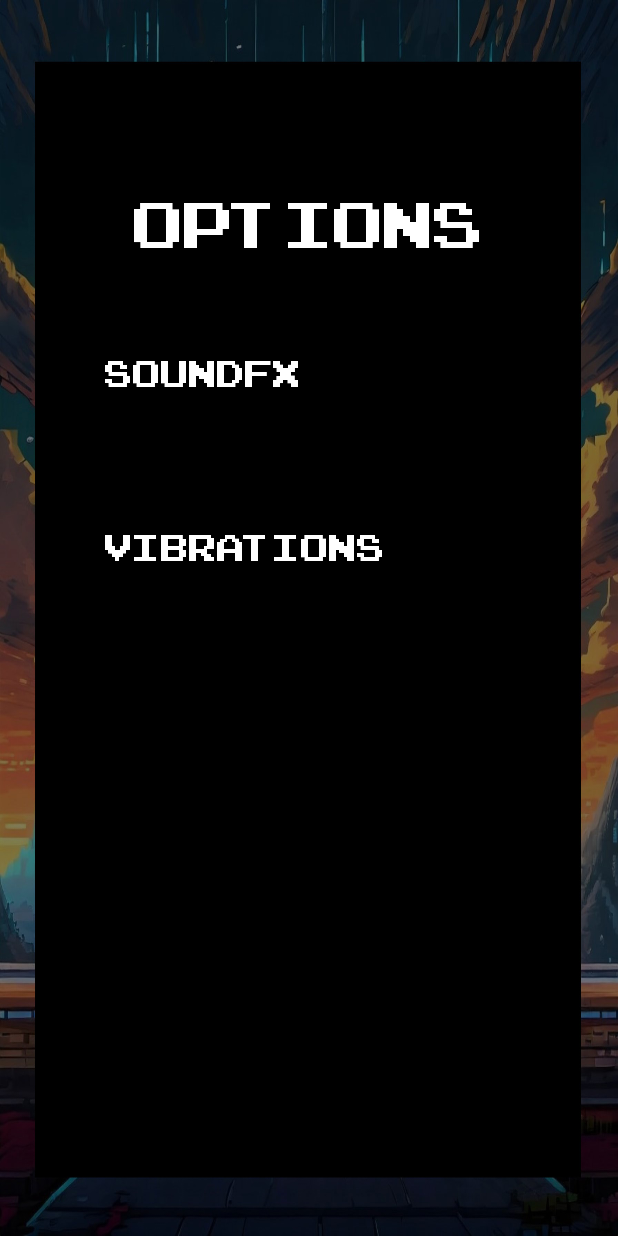
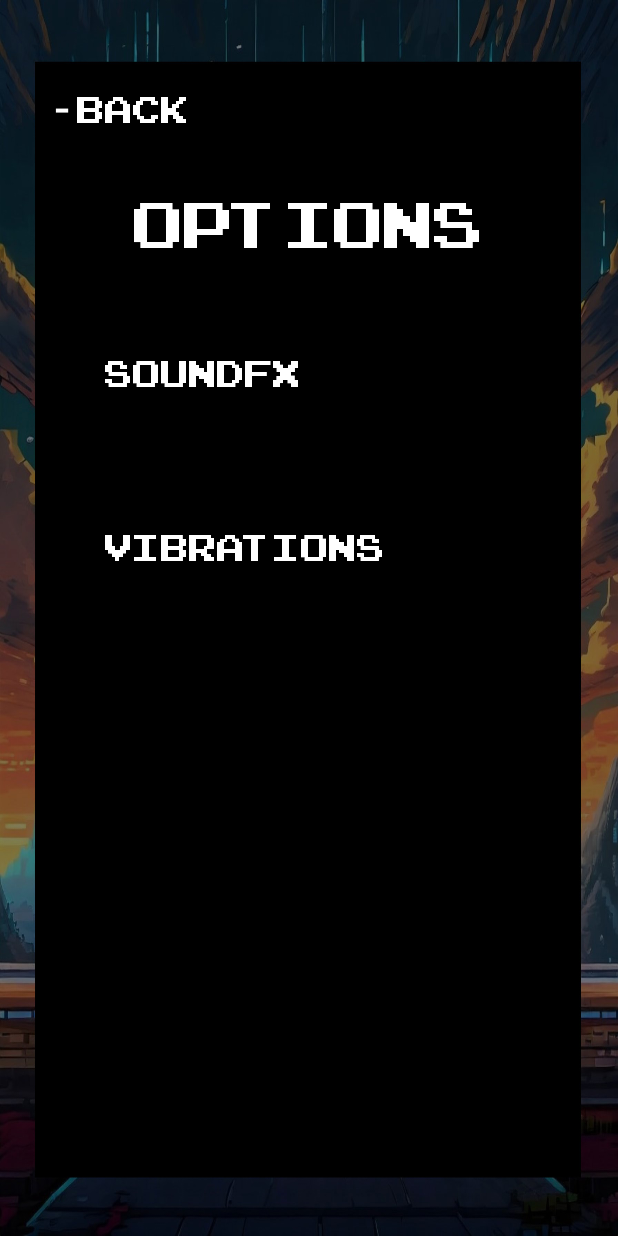
Before and after one commit to LeJohne/Galaga-Ripoff, an Android app: the options_page screen opened directly, with no data from a screen before it, on a phone screen of 412 x 824 dp. Run offline under Robolectric (Android 15) with nearby library versions, the phone set to English and light mode, and no system bars; Roboto replaces fonts that are not available here.

Commit message:
Options page - Added functional back button

```diff
--- a/app/src/main/java/com/example/galagaremake/options_page.java
+++ b/app/src/main/java/com/example/galagaremake/options_page.java
@@ -2,7 +2,9 @@ package com.example.galagaremake;
 
 import androidx.appcompat.app.AppCompatActivity;
 
+import android.content.Intent;
 import android.os.Bundle;
+import android.view.View;
 
 public class options_page extends AppCompatActivity {
 
@@ -10,5 +12,15 @@ public class options_page extends AppCompatActivity {
     protected void onCreate(Bundle savedInstanceState) {
         super.onCreate(savedInstanceState);
         setContentView(R.layout.activity_options_page);
+
+        findViewById(R.id.backButton).setOnClickListener(new View.OnClickListener(){
+            @Override
+            public void onClick(View view) {
+                startActivity(new Intent(getApplicationContext(), MainActivity.class));
+            }
+        });
+
     }
+
+
 }
--- a/app/src/main/res/layout/activity_options_page.xml
+++ b/app/src/main/res/layout/activity_options_page.xml
@@ -49,4 +49,17 @@
         app:layout_constraintStart_toStartOf="parent"
         app:layout_constraintTop_toTopOf="parent" />
 
+    <TextView
+        android:id="@+id/backButton"
+        android:layout_width="wrap_content"
+        android:layout_height="wrap_content"
+        android:layout_marginTop="52dp"
+        android:fontFamily="@font/arcadeclassic_regular"
+        android:text="- Back"
+        android:textColor="#FFFFFF"
+        android:textSize="34sp"
+        app:layout_constraintEnd_toEndOf="parent"
+        app:layout_constraintHorizontal_bias="0.114"
+        app:layout_constraintStart_toStartOf="parent"
+        app:layout_constraintTop_toTopOf="parent" />
 </androidx.constraintlayout.widget.ConstraintLayout>
```
